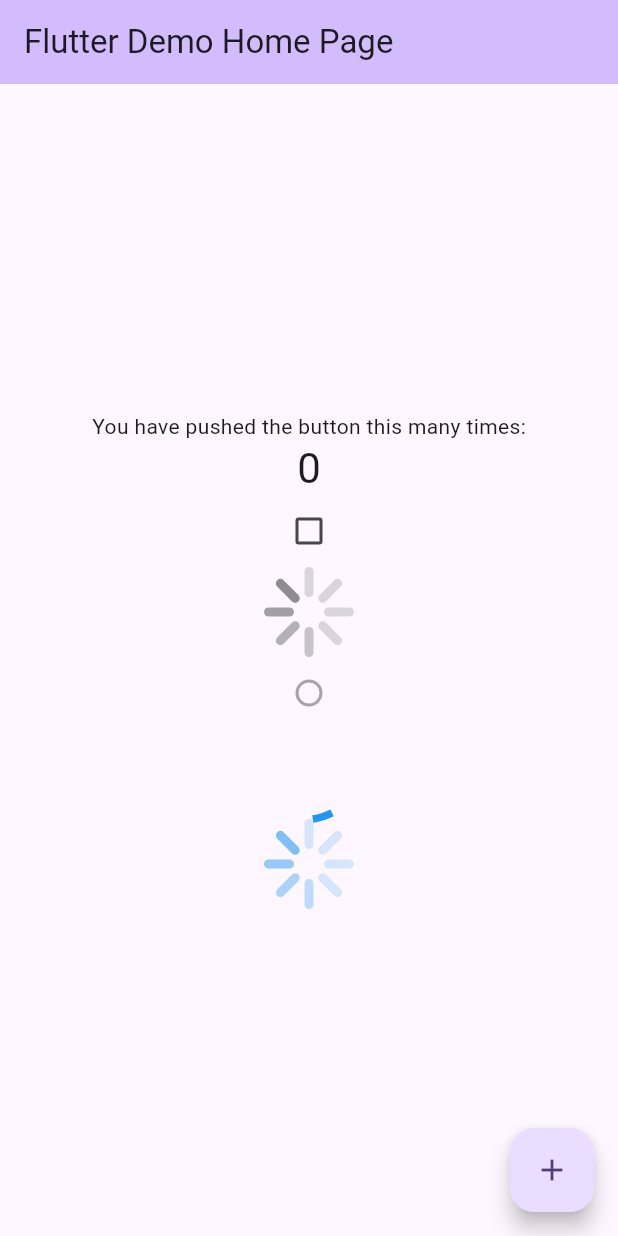
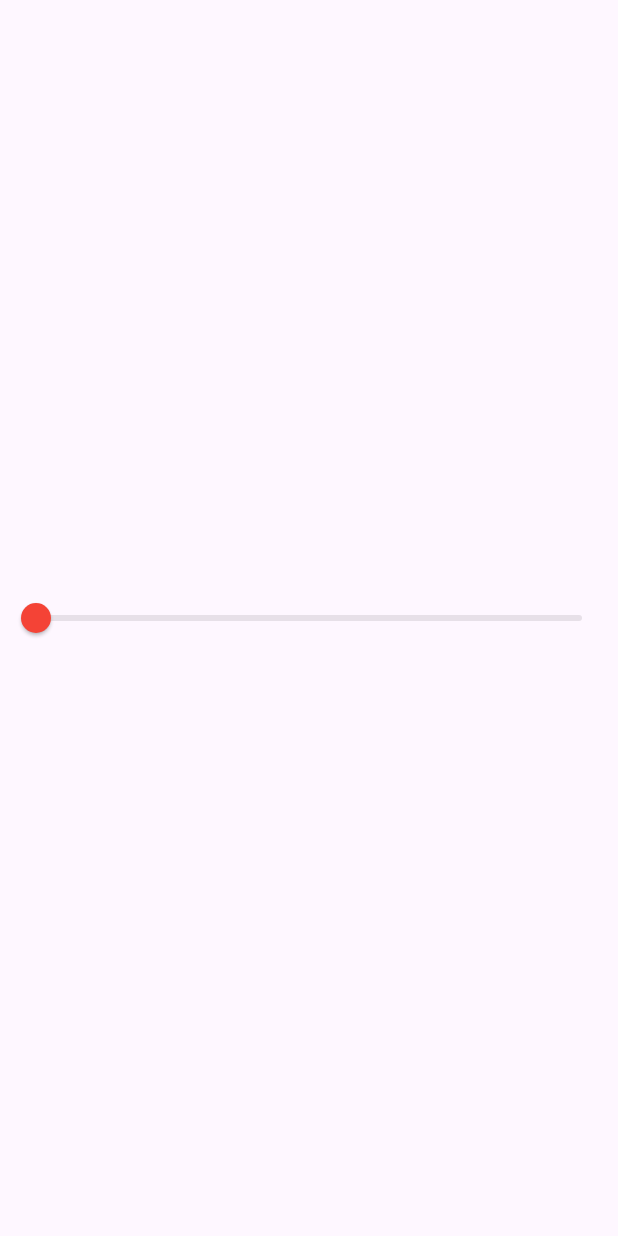
Before and after one commit to Madhan-Rkv-10/Native-Widget, a Flutter app: the screen it shows after launch, on a phone screen of 412 x 824 dp. Run offline on Flutter 3.47's test engine with Material 2 defaults, Android fonts, the phone set to English and light mode, and no system bars.

Commit message:
native scrollbar added and native Slider Updated

```diff
--- a/examples/lib/main.dart
+++ b/examples/lib/main.dart
@@ -1,6 +1,8 @@
 import 'package:flutter/cupertino.dart';
 import 'package:flutter/material.dart';
 import 'package:native_widget/native_widget.dart';
+
+import 'native_slider.dart';
 
 void main() {
   runApp(const MyApp());
@@ -17,7 +19,7 @@ class MyApp extends StatelessWidget {
         colorScheme: ColorScheme.fromSeed(seedColor: Colors.deepPurple),
         useMaterial3: true,
       ),
-      home: const MyHomePage(title: 'Flutter Demo Home Page'),
+      home: NativeSliderExample(),
     );
   }
 }
--- /dev/null
+++ b/examples/lib/native_slider.dart
@@ -0,0 +1,29 @@
+import 'package:flutter/material.dart';
+import 'package:native_widget/native_widget.dart';
+
+class NativeSliderExample extends StatefulWidget {
+  const NativeSliderExample({super.key});
+
+  @override
+  State<NativeSliderExample> createState() => _NativeSliderExampleState();
+}
+
+class _NativeSliderExampleState extends State<NativeSliderExample> {
+  double value = 0.0;
+  @override
+  Widget build(BuildContext context) {
+    return Scaffold(
+      body: Center(
+        child: NativeSlider(
+            value: value,
+            activeColor: Colors.grey,
+            thumbColor: Colors.red,
+            onChanged: (d) {
+              setState(() {
+                value = d;
+              });
+            }),
+      ),
+    );
+  }
+}
--- a/lib/native_widget.dart
+++ b/lib/native_widget.dart
@@ -5,3 +5,5 @@ export 'src/native_progress_indicator.dart';
 export 'src/native_switch.dart';
 export 'src/native_radio.dart';
 export 'src/native_date_picker.dart';
+export 'src/native_slider.dart';
+export 'src/native_scrollbar.dart';
--- a/lib/src/native_slider.dart
+++ b/lib/src/native_slider.dart
@@ -1,11 +1,20 @@
-import 'package:flutter/foundation.dart';
+import 'package:flutter/cupertino.dart';
 import 'package:flutter/material.dart';
-import 'package:flutter/widgets.dart';
+import 'package:native_widget/src/widgets/native_show_widget.dart';
 
 class NativeSlider extends StatefulWidget {
+  /// The slider itself does not maintain any state. Instead, when the state of
+  /// the slider changes, the widget calls the [onChanged] callback. Most widgets
+  /// that use a slider will listen for the [onChanged] callback and rebuild the
+  /// slider with a new [value] to update the visual appearance of the slider.
+  ///
+  /// * [value] determines currently selected value for this slider.
+  /// * [onChanged] is called when the user selects a new value for the slider.
+  /// * [onChangeStart] is called when the user starts to select a new value for
+  ///   the slider.
+  /// * [onChangeEnd] is called when the user is done selecting a new value for
+  ///   the slider.
   final double value;
-
-  final double? secondaryTrackValue;
 
   final ValueChanged<double>? onChanged;
 
@@ -19,46 +28,22 @@ class NativeSlider extends StatefulWidget {
 
   final int? divisions;
 
-  final String? label;
-
   final Color? activeColor;
-
-  final Color? inactiveColor;
-
-  final Color? secondaryActiveColor;
 
   final Color? thumbColor;
 
-  final MaterialStateProperty<Color?>? overlayColor;
-
-  final MouseCursor? mouseCursor;
-
-  final SemanticFormatterCallback? semanticFormatterCallback;
-
-  final FocusNode? focusNode;
-
-  final bool autofocus;
-
-  const NativeSlider(
-      {super.key,
-      required this.value,
-      this.secondaryTrackValue,
-      this.onChanged,
-      this.onChangeStart,
-      this.onChangeEnd,
-      required this.min,
-      required this.max,
-      this.divisions,
-      this.label,
-      this.activeColor,
-      this.inactiveColor,
-      this.secondaryActiveColor,
-      this.thumbColor,
-      this.overlayColor,
-      this.mouseCursor,
-      this.semanticFormatterCallback,
-      this.focusNode,
-      required this.autofocus});
+  const NativeSlider({
+    super.key,
+    required this.value,
+    required this.onChanged,
+    this.onChangeStart,
+    this.onChangeEnd,
+    this.min = 0.0,
+    this.max = 1.0,
+    this.divisions,
+    this.activeColor,
+    this.thumbColor = CupertinoColors.white,
+  });
 
   @override
   State<NativeSlider> createState() => _NativeSliderState();
@@ -67,8 +52,32 @@ class NativeSlider extends StatefulWidget {
 class _NativeSliderState extends State<NativeSlider> {
   @override
   Widget build(BuildContext context) {
-    final ThemeData theme = Theme.of(context);
-
-    return const Placeholder();
+    return NativeShow(
+      cupertinoChild: SizedBox(
+        width: double.infinity,
+        child: CupertinoSlider(
+          value: widget.value,
+          onChanged: widget.onChanged,
+          onChangeStart: widget.onChangeStart,
+          onChangeEnd: widget.onChangeEnd,
+          min: widget.min,
+          max: widget.max,
+          divisions: widget.divisions,
+          activeColor: widget.activeColor,
+          thumbColor: widget.thumbColor ?? CupertinoColors.white,
+        ),
+      ),
+      materialChild: Slider(
+        value: widget.value,
+        onChanged: widget.onChanged,
+        onChangeStart: widget.onChangeStart,
+        onChangeEnd: widget.onChangeEnd,
+        min: widget.min,
+        max: widget.max,
+        divisions: widget.divisions,
+        activeColor: widget.activeColor,
+        thumbColor: widget.thumbColor ?? CupertinoColors.white,
+      ),
+    );
   }
 }
--- /dev/null
+++ b/lib/src/widgets/native_show_widget.dart
@@ -0,0 +1,27 @@
+// ignore_for_file: public_member_api_docs, sort_constructors_first
+import 'package:flutter/material.dart';
+
+class NativeShow extends StatelessWidget {
+  ///To display widget based on Platform
+  ///
+
+  const NativeShow({
+    Key? key,
+    required this.cupertinoChild,
+    required this.materialChild,
+  }) : super(key: key);
+  final Widget cupertinoChild;
+  final Widget materialChild;
+
+  @override
+  Widget build(BuildContext context) {
+    final ThemeData theme = Theme.of(context);
+    final iOS = (theme.platform == (TargetPlatform.iOS) ||
+        theme.platform == (TargetPlatform.macOS));
+    if (iOS) {
+      return cupertinoChild;
+    } else {
+      return materialChild;
+    }
+  }
+}
```
Also changed, not shown: examples/lib/native_scrollbar.dart (added, +25 -0 lines), lib/src/native_scrollbar.dart (added, +111 -0 lines).
